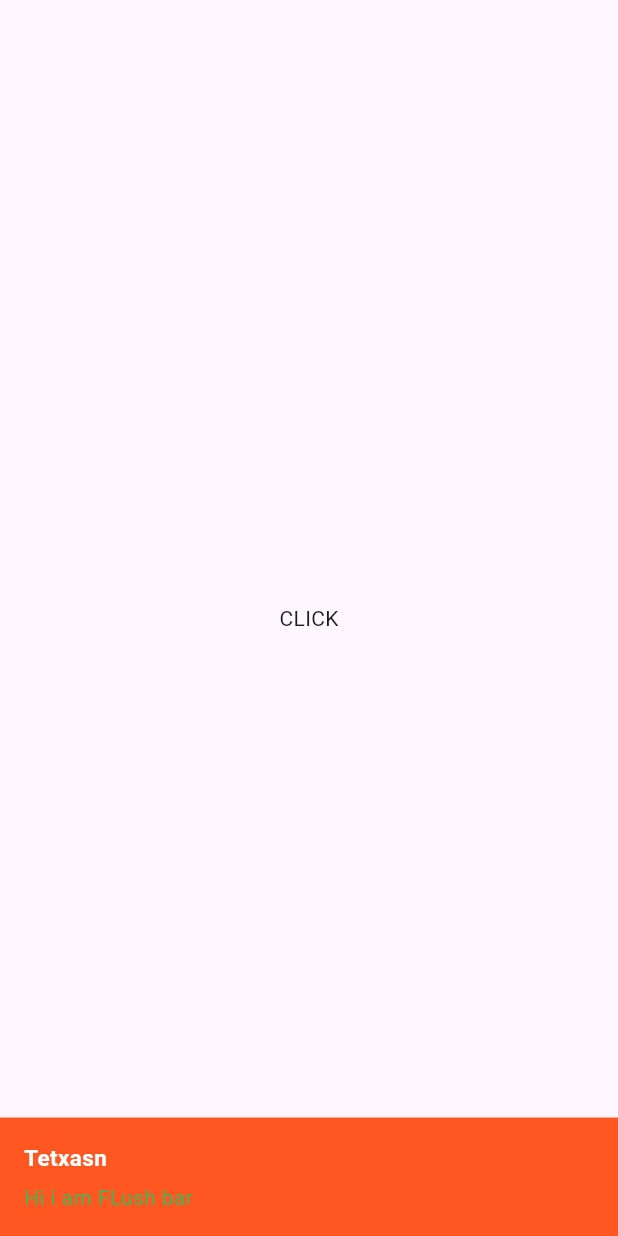
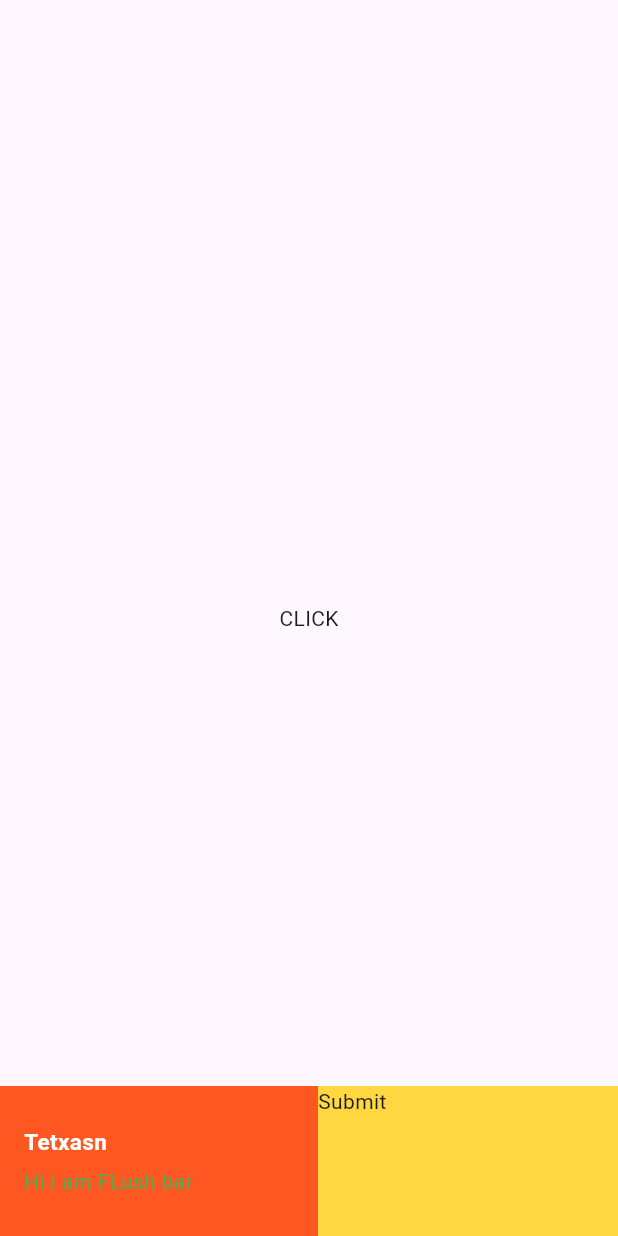
Before and after one commit to zainsh098/flutter_mvvm_provider_2023, a Flutter app: the screen it shows after launch, after a tap on "CLICK", on a phone screen of 412 x 824 dp. Run offline on Flutter 3.47's test engine with Material 2 defaults, Android fonts, the phone set to English and light mode, and no system bars; drawn by our look-alikes of another_flushbar; our stand-ins replace fluttertoast.

Commit message:
changes in flushbar design

```diff
--- a/lib/utils/utils.dart
+++ b/lib/utils/utils.dart
@@ -1,6 +1,7 @@
 import 'package:another_flushbar/flushbar.dart';
 import 'package:another_flushbar/flushbar_route.dart';
 import 'package:flutter/material.dart';
+import 'package:flutter_mvvm_2023/utils/routes/routes_name.dart';
 import 'package:fluttertoast/fluttertoast.dart';
 
 class Utils {
@@ -18,9 +19,29 @@ class Utils {
   {
     showFlushbar(context: context,
         flushbar:Flushbar(
+          forwardAnimationCurve: Curves.decelerate,
+          reverseAnimationCurve: Curves.easeInOut,
+          positionOffset: 20,
+
+
+
+
           message: message,
            backgroundColor: Colors.deepOrange,
           title:'Tetxasn',messageColor: Colors.green,
+          mainButton:GestureDetector(
+            onTap: () {
+              Navigator.pushNamed(context, RoutesName.home);
+            },
+            child: Container(
+              height: 100,
+              width: 200,
+              color: Colors.amberAccent,
+              child: Text('Submit '),
+
+
+            ),
+          ),
 
 
 
```
